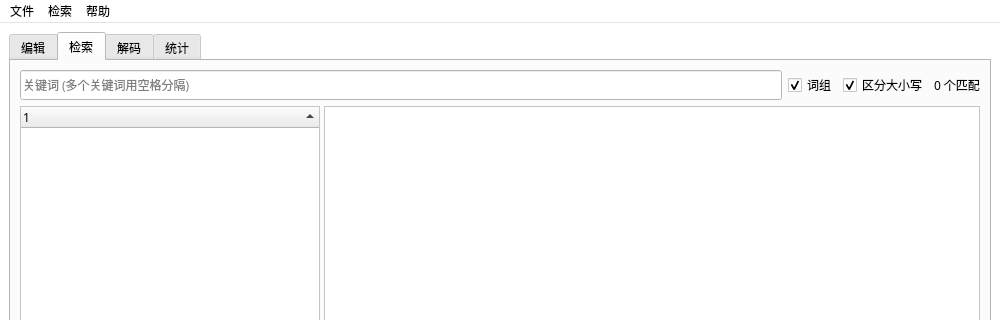
First picture: the form in ui/src/main.ui, repository yunowo/data-structure, before the edit; both pictures show x 0 to 1000 and y 0 to 320 of the 1000 by 650 pixel window.
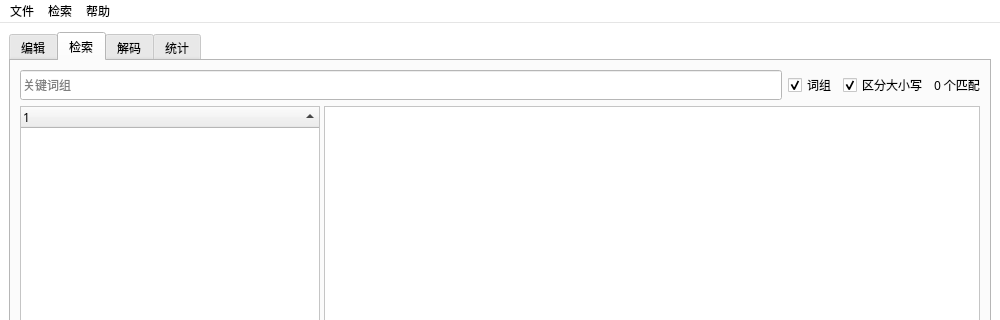
Second picture: the form after the edit. The open tabs and pages were chosen to show the change. Icons and pictures are not drawn.

Commit message: Winter Wonder Wander

The edit to the form file:
```diff
--- a/ui/src/main.ui
+++ b/ui/src/main.ui
@@ -455,7 +455,7 @@
                <bool>true</bool>
               </property>
               <property name="placeholderText">
-               <string>关键词 (多个关键词用空格分隔)</string>
+               <string>关键词组</string>
               </property>
               <property name="clearButtonEnabled">
                <bool>true</bool>
```
The commit also changes 2 other files.
